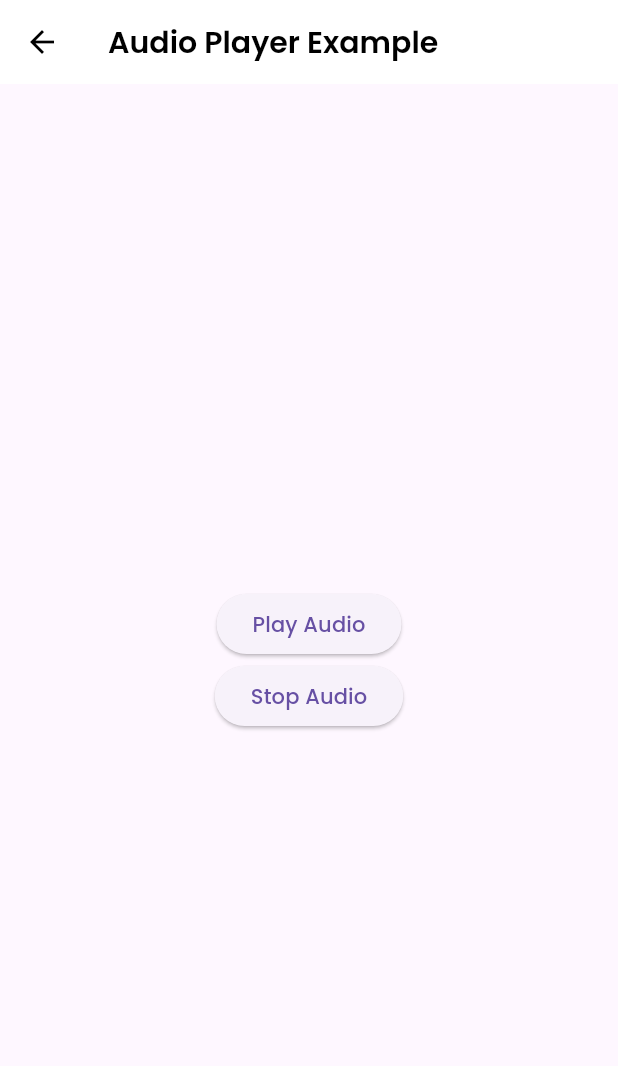
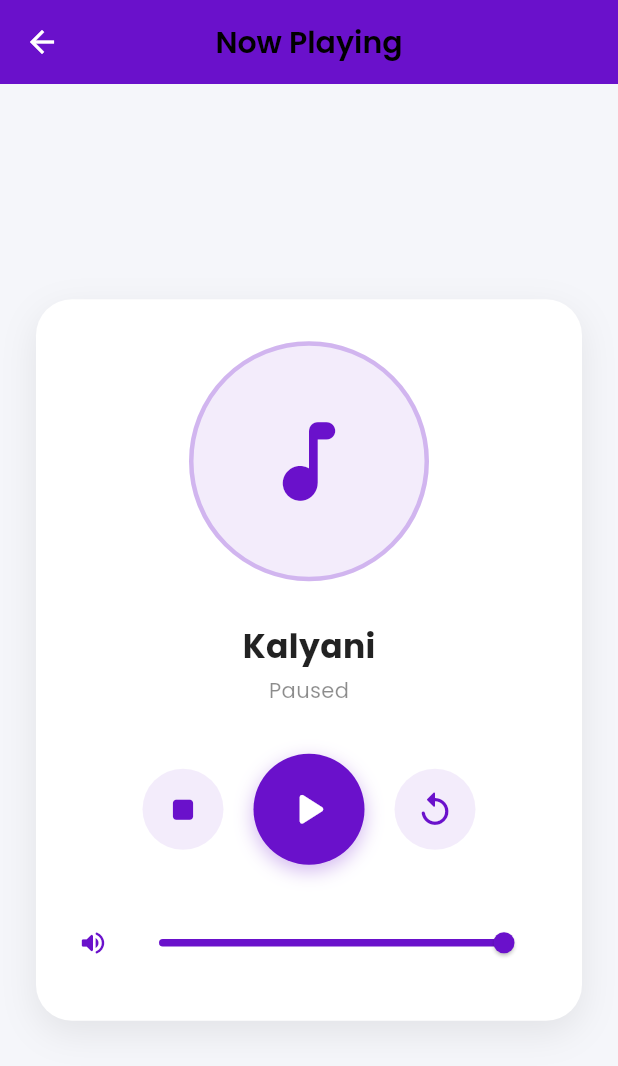
Before and after one commit to muhammadsohail07/Flutter-Learn, a Flutter app: the AudioApp screen opened directly, on a phone screen of 412 x 824 dp. Shown: the top 1066 px of the screen. Run offline on Flutter 3.47's test engine with Material 3 defaults, Android fonts, the phone set to English and light mode, and no system bars; our stand-ins replace audioplayers, cached_network_image, google_fonts.

Commit message:
volume button added

```diff
--- a/lib/Tasks/AudioApp/audioapp.dart
+++ b/lib/Tasks/AudioApp/audioapp.dart
@@ -10,50 +10,244 @@ class AudioApp extends StatefulWidget {
 }
 
 class _AudioAppState extends State<AudioApp> {
-  final AudioPlayer audioPlayer = AudioPlayer(); // Audio player instance.
+  final AudioPlayer audioPlayer = AudioPlayer();
+  bool isPlaying = false;
+  bool isLoading = false;
+  double volume = 1.0;
+
+  static const Color primaryColor = Color(0xFF6A11CB);
+
+  @override
+  void initState() {
+    super.initState();
+
+    audioPlayer.onPlayerStateChanged.listen((state) {
+      if (mounted) {
+        setState(() {
+          isPlaying = state == PlayerState.playing;
+        });
+      }
+    });
+
+    audioPlayer.onPlayerComplete.listen((event) {
+      if (mounted) {
+        setState(() {
+          isPlaying = false;
+        });
+      }
+    });
+  }
 
   @override
   void dispose() {
-    audioPlayer.dispose(); // Release audio player resources.
+    audioPlayer.dispose();
     super.dispose();
   }
 
-  // Plays an audio file.
-  void playAudio() async {
+  void togglePlay() async {
+    setState(() => isLoading = true);
     try {
-      if (kIsWeb) {
-        // Web needs the actual served asset URL, not the raw asset path.
-        await audioPlayer.play(
-          UrlSource('assets/Assets/Audio/Kalyani.mp3'),
-        );
+      if (isPlaying) {
+        await audioPlayer.pause();
       } else {
-        await audioPlayer.play(
-          AssetSource('Assets/Audio/Kalyani.mp3'),
-        );
+        if (kIsWeb) {
+          await audioPlayer.play(UrlSource('assets/Assets/Audio/Kalyani.mp3'));
+        } else {
+          await audioPlayer.play(AssetSource('Assets/Audio/Kalyani.mp3'));
+        }
+        await audioPlayer.setVolume(volume);
       }
     } catch (e) {
       debugPrint('Audio play error: $e');
+      if (mounted) {
+        ScaffoldMessenger.of(context).showSnackBar(
+          const SnackBar(content: Text('Unable to play audio')),
+        );
+      }
+    } finally {
+      if (mounted) setState(() => isLoading = false);
     }
   }
 
-  // Stops the audio playback.
   void stopAudio() async {
     await audioPlayer.stop();
+    setState(() => isPlaying = false);
   }
 
   @override
   Widget build(BuildContext context) {
     return Scaffold(
-      appBar: AppBar(title: const Text('Audio Player Example')),
+      backgroundColor: const Color(0xFFF5F6FA),
+      appBar: AppBar(
+        title: const Text('Now Playing'),
+        centerTitle: true,
+        elevation: 0,
+        backgroundColor: primaryColor,
+        foregroundColor: Colors.white,
+      ),
       body: Center(
-        child: Column(
-          mainAxisAlignment: MainAxisAlignment.center,
-          children: <Widget>[
-            ElevatedButton(
-                onPressed: playAudio, child: const Text('Play Audio')),
-            ElevatedButton(
-                onPressed: stopAudio, child: const Text('Stop Audio')),
-          ],
+        child: Container(
+          margin: const EdgeInsets.symmetric(horizontal: 24),
+          padding: const EdgeInsets.all(28),
+          decoration: BoxDecoration(
+            color: Colors.white,
+            borderRadius: BorderRadius.circular(24),
+            boxShadow: [
+              BoxShadow(
+                color: Colors.black.withOpacity(0.08),
+                blurRadius: 20,
+                offset: const Offset(0, 8),
+              ),
+            ],
+          ),
+          child: Column(
+            mainAxisSize: MainAxisSize.min,
+            children: [
+              Container(
+                width: 160,
+                height: 160,
+                decoration: BoxDecoration(
+                  shape: BoxShape.circle,
+                  color: primaryColor.withOpacity(0.08),
+                  border: Border.all(
+                    color: primaryColor.withOpacity(0.25),
+                    width: 3,
+                  ),
+                ),
+                child: Icon(
+                  Icons.music_note_rounded,
+                  size: 70,
+                  color: primaryColor,
+                ),
+              ),
+              const SizedBox(height: 28),
+              const Text(
+                'Kalyani',
+                style: TextStyle(
+                  fontSize: 22,
+                  fontWeight: FontWeight.w700,
+                  color: Colors.black87,
+                ),
+              ),
+              const SizedBox(height: 4),
+              Text(
+                isPlaying ? 'Playing...' : 'Paused',
+                style: const TextStyle(
+                  fontSize: 14,
+                  color: Colors.black45,
+                ),
+              ),
+              const SizedBox(height: 32),
+              Row(
+                mainAxisAlignment: MainAxisAlignment.center,
+                children: [
+                  _controlButton(
+                    icon: Icons.stop_rounded,
+                    onTap: stopAudio,
+                    size: 54,
+                  ),
+                  const SizedBox(width: 20),
+                  _controlButton(
+                    icon: isLoading
+                        ? null
+                        : (isPlaying
+                        ? Icons.pause_rounded
+                        : Icons.play_arrow_rounded),
+                    onTap: isLoading ? null : togglePlay,
+                    size: 74,
+                    primary: true,
+                    loading: isLoading,
+                  ),
+                  const SizedBox(width: 20),
+                  _controlButton(
+                    icon: Icons.replay_rounded,
+                    onTap: () async {
+                      await audioPlayer.seek(Duration.zero);
+                    },
+                    size: 54,
+                  ),
+                ],
+              ),
+              const SizedBox(height: 28),
+              Row(
+                children: [
+                  Icon(
+                    volume == 0
+                        ? Icons.volume_off_rounded
+                        : Icons.volume_up_rounded,
+                    color: primaryColor,
+                    size: 20,
+                  ),
+                  const SizedBox(width: 10),
+                  Expanded(
+                    child: SliderTheme(
+                      data: SliderTheme.of(context).copyWith(
+                        activeTrackColor: primaryColor,
+                        inactiveTrackColor: primaryColor.withOpacity(0.15),
+                        thumbColor: primaryColor,
+                        overlayColor: primaryColor.withOpacity(0.15),
+                        trackHeight: 3,
+                        thumbShape: const RoundSliderThumbShape(
+                          enabledThumbRadius: 7,
+                        ),
+                      ),
+                      child: Slider(
+                        value: volume,
+                        min: 0,
+                        max: 1,
+                        onChanged: (value) async {
+                          setState(() => volume = value);
+                          await audioPlayer.setVolume(value);
+                        },
+                      ),
+                    ),
+                  ),
+                ],
+              ),
+            ],
+          ),
+        ),
+      ),
+    );
+  }
+
+  Widget _controlButton({
+    IconData? icon,
+    VoidCallback? onTap,
+    required double size,
+    bool primary = false,
+    bool loading = false,
+  }) {
+    return GestureDetector(
+      onTap: onTap,
+      child: Container(
+        width: size,
+        height: size,
+        decoration: BoxDecoration(
+          shape: BoxShape.circle,
+          color: primary ? primaryColor : primaryColor.withOpacity(0.08),
+          boxShadow: primary
+              ? [
+            BoxShadow(
+              color: primaryColor.withOpacity(0.3),
+              blurRadius: 10,
+              offset: const Offset(0, 4),
+            ),
+          ]
+              : null,
+        ),
+        child: loading
+            ? Padding(
+          padding: const EdgeInsets.all(18),
+          child: CircularProgressIndicator(
+            strokeWidth: 2.5,
+            color: primary ? Colors.white : primaryColor,
+          ),
+        )
+            : Icon(
+          icon,
+          size: size * 0.5,
+          color: primary ? Colors.white : primaryColor,
         ),
       ),
     );
```
